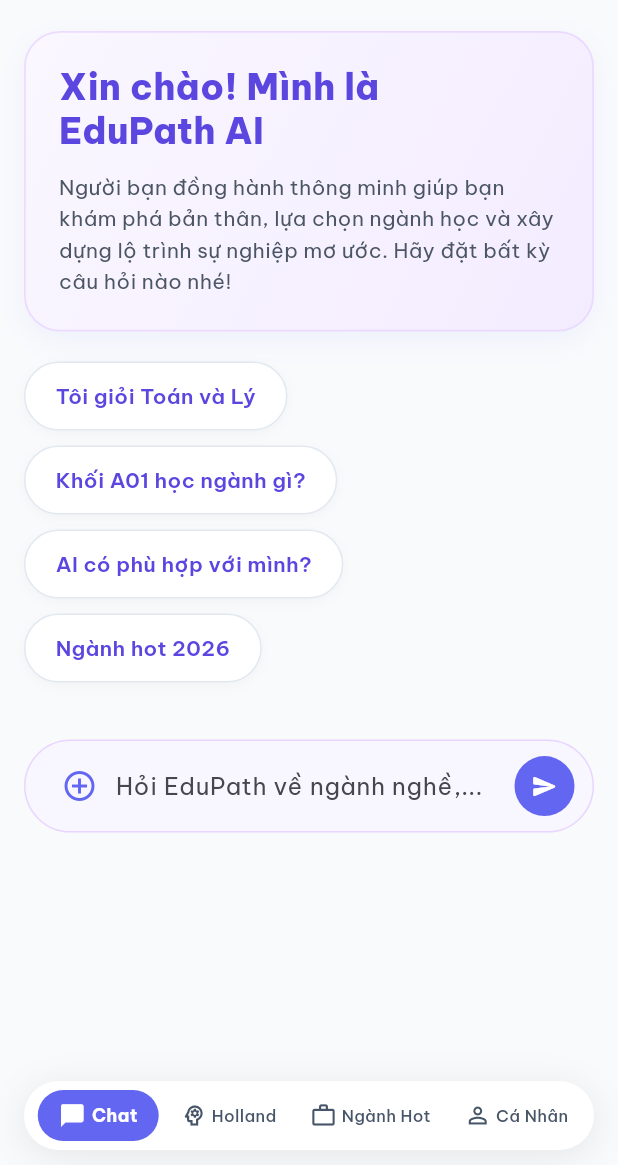
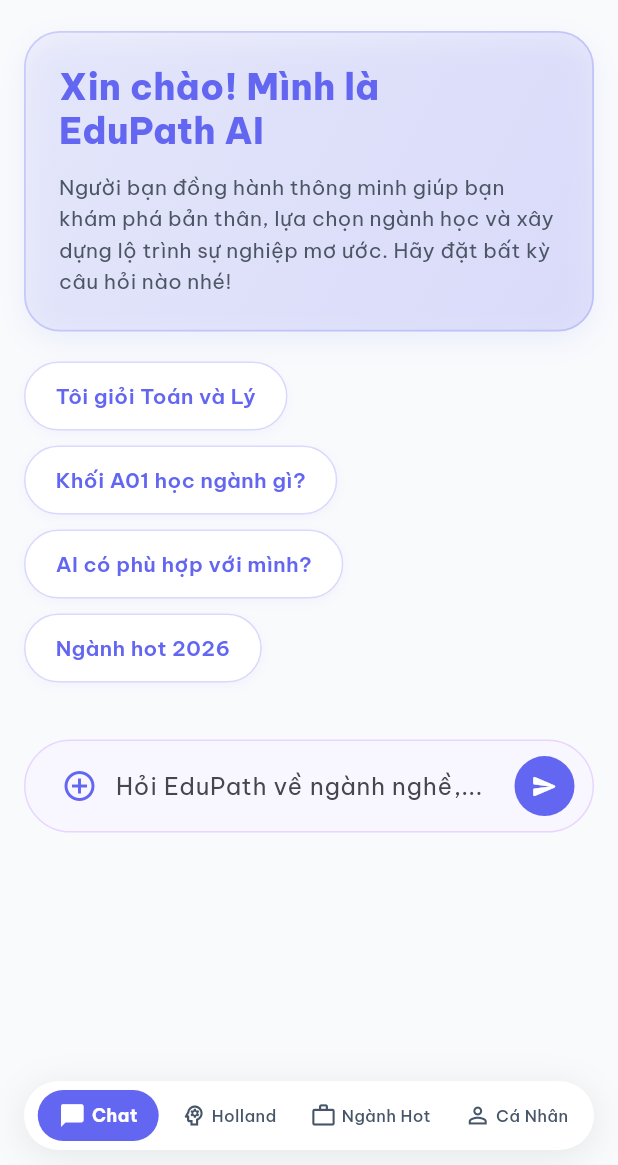
Before and after one commit to KhanhLy290609/ChatBot, a Flutter app: the HomeScreen screen opened directly with empty values, on a phone screen of 412 x 824 dp, the part 71-1236 px from its top. Run offline on Flutter 3.47's test engine with Material 3 defaults, Android fonts, the phone set to English and light mode, and no system bars; our stand-ins replace flutter_markdown, google_fonts, shared_preferences, supabase_flutter; accounts and stored records are empty.

Commit message:
feat: sync primary accent color dynamically across all widgets, titles, cards, and prompts

```diff
--- a/lib/main.dart
+++ b/lib/main.dart
@@ -470,8 +470,14 @@
                   index: _currentTabIndex,
                   children: [
                     _buildChatTab(isDark),
-                    HollandQuizWidget(onSendToChat: _sendFromOtherTabs),
-                    CareerExplorerWidget(onAskAI: _sendFromOtherTabs),
+                    HollandQuizWidget(
+                      onSendToChat: _sendFromOtherTabs,
+                      primaryColor: _primaryColor,
+                    ),
+                    CareerExplorerWidget(
+                      onAskAI: _sendFromOtherTabs,
+                      primaryColor: _primaryColor,
+                    ),
                     ProfileScreenWidget(
                       userName: _currentName,
                       userEmail: widget.userEmail,
@@ -513,9 +519,12 @@
     return ListView(
       padding: const EdgeInsets.symmetric(horizontal: 16.0, vertical: 12.0),
       children: [
-        const HeroWelcomeCard(),
+        HeroWelcomeCard(primaryColor: _primaryColor),
         const SizedBox(height: 20),
-        PillPromptChips(onPromptSelected: _sendMessage),
+        PillPromptChips(
+          onPromptSelected: _sendMessage,
+          primaryColor: _primaryColor,
+        ),
         const SizedBox(height: 16),
         ..._messages.map((msg) {
           final isUser = msg['role'] == 'user';
--- a/lib/widgets/hero_welcome_card.dart
+++ b/lib/widgets/hero_welcome_card.dart
@@ -1,7 +1,12 @@
 import 'package:flutter/material.dart';
 
 class HeroWelcomeCard extends StatelessWidget {
-  const HeroWelcomeCard({super.key});
+  final Color primaryColor;
+
+  const HeroWelcomeCard({
+    super.key,
+    this.primaryColor = const Color(0xFF6366F1),
+  });
 
   @override
   Widget build(BuildContext context) {
@@ -13,21 +18,25 @@
       decoration: BoxDecoration(
         gradient: LinearGradient(
           colors: isDark
-              ? [const Color(0xFF1E1B4B), const Color(0xFF2E1065)]
-              : [const Color(0xFFFAF7FF), const Color(0xFFF3ECFF)],
+              ? [
+                  primaryColor.withValues(alpha: 0.3),
+                  primaryColor.withValues(alpha: 0.15),
+                ]
+              : [
+                  primaryColor.withValues(alpha: 0.06),
+                  primaryColor.withValues(alpha: 0.14),
+                ],
           begin: Alignment.topLeft,
           end: Alignment.bottomRight,
         ),
         borderRadius: BorderRadius.circular(24.0),
         border: Border.all(
-          color: isDark
-              ? const Color(0xFF4C1D95).withValues(alpha: 0.5)
-              : const Color(0xFFE9D5FF).withValues(alpha: 0.8),
+          color: primaryColor.withValues(alpha: isDark ? 0.4 : 0.25),
           width: 1.2,
         ),
         boxShadow: [
           BoxShadow(
-            color: const Color(0xFF6366F1).withValues(alpha: 0.06),
+            color: primaryColor.withValues(alpha: 0.08),
             blurRadius: 16,
             offset: const Offset(0, 6),
           )
@@ -41,7 +50,7 @@
             style: TextStyle(
               fontSize: 24,
               fontWeight: FontWeight.w800,
-              color: isDark ? const Color(0xFFA78BFA) : const Color(0xFF5B46E0),
+              color: isDark ? primaryColor : primaryColor,
               height: 1.2,
             ),
           ),
--- a/lib/widgets/pill_prompt_chips.dart
+++ b/lib/widgets/pill_prompt_chips.dart
@@ -2,8 +2,13 @@
 
 class PillPromptChips extends StatelessWidget {
   final Function(String) onPromptSelected;
+  final Color primaryColor;
 
-  const PillPromptChips({super.key, required this.onPromptSelected});
+  const PillPromptChips({
+    super.key,
+    required this.onPromptSelected,
+    this.primaryColor = const Color(0xFF6366F1),
+  });
 
   static const List<String> _prompts = [
     'Tôi giỏi Toán và Lý',
@@ -32,14 +37,12 @@
                   color: isDark ? const Color(0xFF1E293B) : Colors.white,
                   borderRadius: BorderRadius.circular(50.0),
                   border: Border.all(
-                    color: isDark
-                        ? const Color(0xFF334155)
-                        : const Color(0xFFE2E8F0),
+                    color: primaryColor.withValues(alpha: isDark ? 0.35 : 0.25),
                     width: 1,
                   ),
                   boxShadow: [
                     BoxShadow(
-                      color: Colors.black.withValues(alpha: 0.03),
+                      color: primaryColor.withValues(alpha: 0.05),
                       blurRadius: 6,
                       offset: const Offset(0, 2),
                     )
@@ -50,9 +53,7 @@
                   style: TextStyle(
                     fontSize: 14,
                     fontWeight: FontWeight.w600,
-                    color: isDark
-                        ? const Color(0xFFC084FC)
-                        : const Color(0xFF5B46E0),
+                    color: primaryColor,
                   ),
                 ),
               ),
```
Also changed, not shown: lib/widgets/career_explorer_widget.dart (+7 -7 lines), lib/widgets/holland_quiz_widget.dart (+26 -20 lines).
